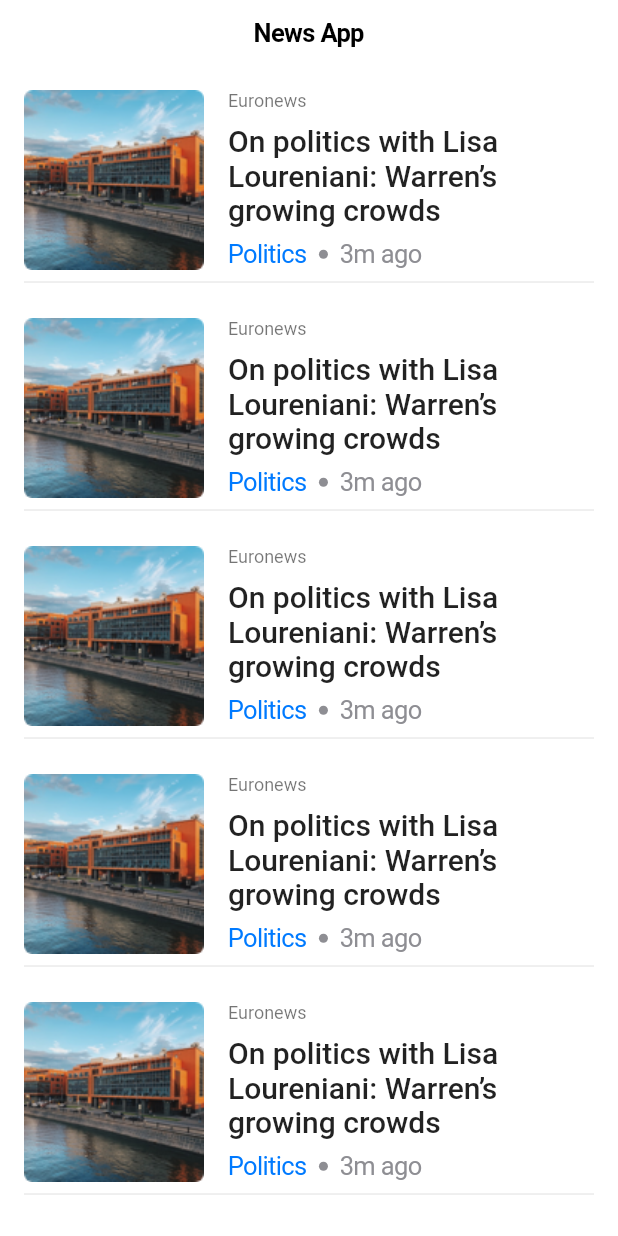
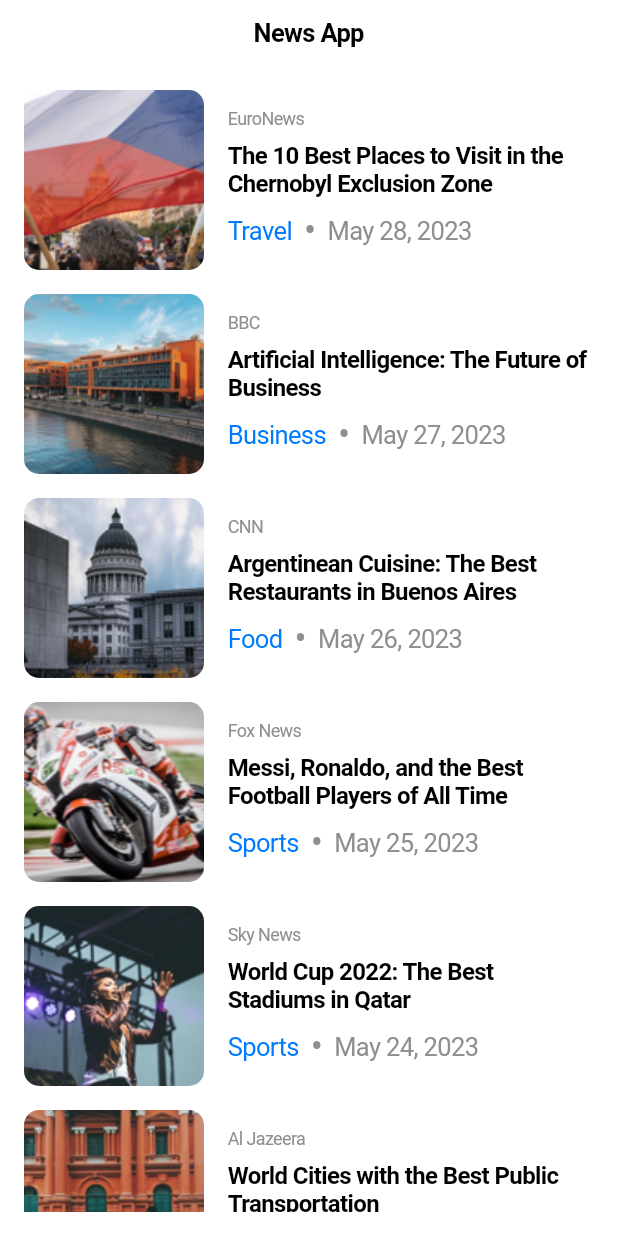
Before and after one commit to manuelduarte077/example-skeleton-loading, a Flutter app: the screen it shows after launch, on a phone screen of 412 x 824 dp. Run offline on Flutter 3.47's test engine with Material 2 defaults, Android fonts, the phone set to English and light mode, and no system bars.

Commit message:
create a shimmer loading effect

```diff
--- /dev/null
+++ b/skeleton_loading_flutter/lib/data/news_fake.dart
@@ -0,0 +1,48 @@
+final images = <String>[
+  'assets/images/Image_0.png',
+  'assets/images/Image_1.png',
+  'assets/images/Image_2.png',
+  'assets/images/Image_3.png',
+  'assets/images/Image_4.png',
+  'assets/images/Image_5.png',
+];
+
+/// List of news
+final news = <String>[
+  'The 10 Best Places to Visit in the Chernobyl Exclusion Zone',
+  'Artificial Intelligence: The Future of Business',
+  'Argentinean Cuisine: The Best Restaurants in Buenos Aires',
+  'Messi, Ronaldo, and the Best Football Players of All Time',
+  'World Cup 2022: The Best Stadiums in Qatar',
+  'World Cities with the Best Public Transportation',
+];
+
+/// List of categories
+final categories = <String>[
+  'Travel',
+  'Business',
+  'Food',
+  'Sports',
+  'Sports',
+  'Travel',
+];
+
+/// List of dates
+final dates = <String>[
+  'May 28, 2023',
+  'May 27, 2023',
+  'May 26, 2023',
+  'May 25, 2023',
+  'May 24, 2023',
+  'May 23, 2023',
+];
+
+/// List of channels
+final channels = <String>[
+  'EuroNews',
+  'BBC',
+  'CNN',
+  'Fox News',
+  'Sky News',
+  'Al Jazeera',
+];
--- a/skeleton_loading_flutter/lib/features/news_card.dart
+++ b/skeleton_loading_flutter/lib/features/news_card.dart
@@ -1,5 +1,6 @@
 import 'package:flutter/cupertino.dart';
-import 'package:flutter/material.dart';
+
+import 'package:skeleton_loading_flutter/data/news_fake.dart';
 
 class NewsCard extends StatelessWidget {
   const NewsCard({super.key, required this.image});
@@ -15,7 +16,13 @@ class NewsCard extends StatelessWidget {
             SizedBox(
               height: 120,
               width: 120,
-              child: Image.asset('assets/images/Image_1.png'),
+              child: ClipRRect(
+                borderRadius: BorderRadius.circular(10),
+                child: Image.asset(
+                  image,
+                  fit: BoxFit.cover,
+                ),
+              ),
             ),
             const SizedBox(width: 16),
             Expanded(
@@ -23,32 +30,45 @@ class NewsCard extends StatelessWidget {
                 crossAxisAlignment: CrossAxisAlignment.start,
                 children: [
                   Text(
-                    'Euronews',
-                    style: Theme.of(context).textTheme.caption,
+                    channels[images.indexOf(image)],
+                    style: const TextStyle(
+                      color: CupertinoColors.systemGrey,
+                      fontSize: 12,
+                    ),
                   ),
                   Padding(
                     padding: const EdgeInsets.symmetric(vertical: 8),
                     child: Text(
-                      'On politics with Lisa Loureniani: Warren’s growing crowds',
-                      style: Theme.of(context).textTheme.headline6,
+                      news[images.indexOf(image)],
+                      style: const TextStyle(
+                        color: CupertinoColors.black,
+                        fontSize: 16,
+                        fontWeight: FontWeight.w600,
+                      ),
                     ),
                   ),
                   Row(
-                    children: const [
+                    children: [
                       Text(
-                        'Politics',
-                        style: TextStyle(color: CupertinoColors.activeBlue),
+                        categories[images.indexOf(image)],
+                        style:
+                            const TextStyle(color: CupertinoColors.activeBlue),
                       ),
-                      Padding(
+                      const Padding(
                         padding: EdgeInsets.symmetric(horizontal: 8),
-                        child: CircleAvatar(
-                          radius: 3,
-                          backgroundColor: CupertinoColors.systemGrey,
+                        child: Text(
+                          '•',
+                          style: TextStyle(
+                            color: CupertinoColors.systemGrey,
+                            fontSize: 24,
+                          ),
                         ),
                       ),
                       Text(
-                        '3m ago',
-                        style: TextStyle(color: CupertinoColors.systemGrey),
+                        dates[images.indexOf(image)],
+                        style: const TextStyle(
+                          color: CupertinoColors.systemGrey,
+                        ),
                       )
                     ],
                   )
@@ -57,7 +77,6 @@ class NewsCard extends StatelessWidget {
             )
           ],
         ),
-        const Divider()
       ],
     );
   }
--- a/skeleton_loading_flutter/lib/features/news_page.dart
+++ b/skeleton_loading_flutter/lib/features/news_page.dart
@@ -1,5 +1,6 @@
 import 'package:flutter/cupertino.dart';
 import 'package:skeleton_loading_flutter/features/news_card.dart';
+import 'package:skeleton_loading_flutter/features/skeleton.dart';
 import 'package:skeleton_loading_flutter/utils/constants.dart';
 
 class NewsPage extends StatefulWidget {
@@ -38,26 +39,61 @@ class _NewsPageState extends State<NewsPage> {
           horizontal: defaultPadding,
           vertical: defaultPadding,
         ),
-        child: Column(
-          children: [
-            if (_isLoading)
-              const Center(
-                child: CupertinoActivityIndicator(),
+        child: _isLoading
+            ? ListView.separated(
+                itemCount: 5,
+                itemBuilder: (context, index) => const NewsCardSkeleton(),
+                separatorBuilder: (context, index) =>
+                    const SizedBox(height: defaultPadding),
               )
-            else
-              Expanded(
-                child: ListView.separated(
-                  itemCount: 6,
-                  itemBuilder: (context, index) => NewsCard(
-                    image: 'assets/images/Image_$index.png',
-                  ),
-                  separatorBuilder: (context, index) =>
-                      const SizedBox(height: defaultPadding),
+            : ListView.separated(
+                itemCount: 6,
+                itemBuilder: (context, index) => NewsCard(
+                  image: 'assets/images/Image_$index.png',
+                ),
+                separatorBuilder: (context, index) => const SizedBox(
+                  height: defaultPadding,
                 ),
               ),
-          ],
-        ),
       ),
     );
   }
 }
+
+class NewsCardSkeleton extends StatelessWidget {
+  const NewsCardSkeleton({super.key});
+
+  @override
+  Widget build(BuildContext context) {
+    return Row(
+      children: [
+        const Skeleton(height: 120, width: 120),
+        const SizedBox(width: defaultPadding),
+        Expanded(
+          child: Column(
+            crossAxisAlignment: CrossAxisAlignment.start,
+            children: [
+              const Skeleton(width: 80),
+              const SizedBox(height: defaultPadding / 2),
+              const Skeleton(),
+              const SizedBox(height: defaultPadding / 2),
+              const Skeleton(),
+              const SizedBox(height: defaultPadding / 2),
+              Row(
+                children: const [
+                  Expanded(
+                    child: Skeleton(),
+                  ),
+                  SizedBox(width: defaultPadding),
+                  Expanded(
+                    child: Skeleton(),
+                  ),
+                ],
+              )
+            ],
+          ),
+        )
+      ],
+    );
+  }
+}
```
Also changed, not shown: skeleton_loading_flutter/lib/features/skeleton.dart (added, +41 -0 lines).
